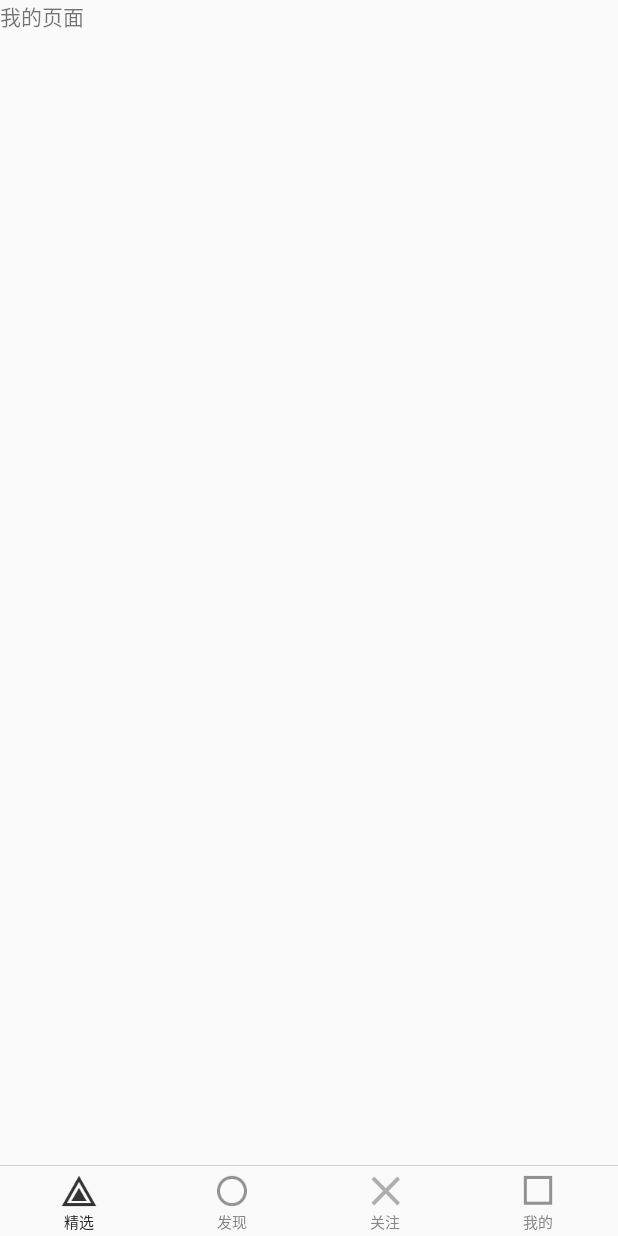
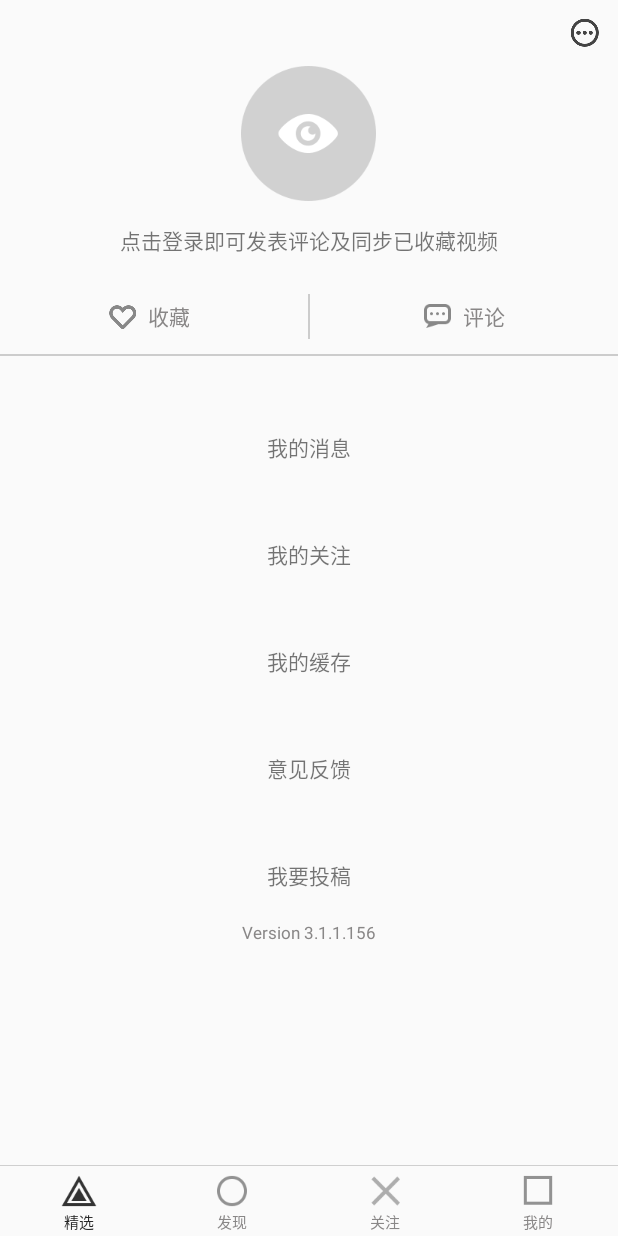
Before and after one commit to KeepSu/Eyepetizer, an Android app: the fragment MineFragment placed in its activity, on a phone screen of 412 x 824 dp. Run offline under Robolectric (Android 15) with nearby library versions, the phone set to English and light mode, and no system bars; our stand-ins replace ButterKnife; libraries missing offline, so code that uses them is left out: com.lzy.okhttputils; Roboto replaces fonts that are not available here; 1 statement that could not run was skipped.

Commit message:
添加了很多东西

```diff
--- a/app/src/main/AndroidManifest.xml
+++ b/app/src/main/AndroidManifest.xml
@@ -27,7 +27,8 @@
         <activity android:name=".activity.AllClassifyActivity" />
         <activity android:name=".activity.SearchActivity" />
         <activity android:name=".activity.AuthorDetailActivity" />
-        <activity android:name=".activity.AllAuthorActivity"></activity>
+        <activity android:name=".activity.AllAuthorActivity" />
+        <activity android:name=".activity.SetActivity"></activity>
     </application>
 
 </manifest>
--- a/app/src/main/java/com/tzs/eyepetizer/adapter/SearchRVAdapter.java
+++ b/app/src/main/java/com/tzs/eyepetizer/adapter/SearchRVAdapter.java
@@ -15,7 +15,6 @@ import com.tzs.eyepetizer.util.TimeUtil;
 import java.util.ArrayList;
 import java.util.List;
 
-import butterknife.ButterKnife;
 
 /**
  * 搜索页面的RV适配器
--- a/app/src/main/java/com/tzs/eyepetizer/fragment/MineFragment.java
+++ b/app/src/main/java/com/tzs/eyepetizer/fragment/MineFragment.java
@@ -1,30 +1,50 @@
 package com.tzs.eyepetizer.fragment;
 
-
+import android.content.Context;
+import android.content.Intent;
 import android.os.Bundle;
-import android.support.v4.app.Fragment;
 import android.view.LayoutInflater;
 import android.view.View;
 import android.view.ViewGroup;
+import android.widget.ImageView;
 
 import com.tzs.eyepetizer.R;
+import com.tzs.eyepetizer.activity.SetActivity;
+
+import butterknife.BindView;
+import butterknife.ButterKnife;
 
 /**
  * 我的页面
  */
-public class MineFragment extends Fragment {
-
-
-    public MineFragment() {
-        // Required empty public constructor
+public class MineFragment extends BaseFragment implements View.OnClickListener{
+    @BindView(R.id.iv_set)
+    ImageView iv_set;
+    private Context context;
+    @Override
+    public void onAttach(Context context) {
+        super.onAttach(context);
+        this.context=context;
     }
-
 
     @Override
     public View onCreateView(LayoutInflater inflater, ViewGroup container,
                              Bundle savedInstanceState) {
-        // Inflate the layout for this fragment
-        return inflater.inflate(R.layout.fragment_mine, container, false);
+        View view = inflater.inflate(R.layout.fragment_mine, container, false);
+        ButterKnife.bind(this,view);
+        return view;
     }
 
+    @Override
+    public void onActivityCreated(Bundle savedInstanceState) {
+        super.onActivityCreated(savedInstanceState);
+        iv_set.setOnClickListener(this);
+    }
+
+    //点击到设置页面
+    @Override
+    public void onClick(View v) {
+        Intent intent=new Intent(context, SetActivity.class);
+        startActivity(intent);
+    }
 }
--- a/app/src/main/res/layout/fragment_mine.xml
+++ b/app/src/main/res/layout/fragment_mine.xml
@@ -1,13 +1,158 @@
-<FrameLayout xmlns:android="http://schemas.android.com/apk/res/android"
-             xmlns:tools="http://schemas.android.com/tools"
-             android:layout_width="match_parent"
-             android:layout_height="match_parent"
-             tools:context="com.tzs.eyepetizer.fragment.MineFragment">
+<RelativeLayout xmlns:android="http://schemas.android.com/apk/res/android"
+    xmlns:tools="http://schemas.android.com/tools"
+    android:layout_width="match_parent"
+    android:layout_height="match_parent"
+    tools:context="com.tzs.eyepetizer.fragment.MineFragment">
 
-    <!-- TODO: Update blank fragment layout -->
+
+    <ImageView
+        android:id="@+id/iv_set"
+        android:layout_width="wrap_content"
+        android:layout_height="wrap_content"
+        android:layout_alignParentEnd="true"
+        android:layout_alignParentRight="true"
+        android:layout_alignParentTop="true"
+        android:src="@drawable/ic_menu_more" />
+
+    <ImageView
+        android:id="@+id/imageView2"
+        android:layout_width="wrap_content"
+        android:layout_height="wrap_content"
+        android:layout_below="@+id/iv_set"
+        android:layout_centerHorizontal="true"
+        android:src="@drawable/pgc_default_avatar" />
+
     <TextView
+        android:id="@+id/textView3"
+        android:layout_width="wrap_content"
+        android:layout_height="wrap_content"
+        android:layout_below="@+id/imageView2"
+        android:layout_centerHorizontal="true"
+        android:layout_marginTop="15dp"
+        android:text="点击登录即可发表评论及同步已收藏视频" />
+
+    <RelativeLayout
+        android:id="@+id/rl"
+        android:layout_width="match_parent"
+        android:layout_height="50dp"
+        android:layout_below="@+id/textView3"
+        android:layout_marginTop="15dp">
+
+        <LinearLayout
+            android:layout_width="wrap_content"
+            android:layout_height="match_parent"
+            android:layout_marginLeft="60dp"
+            android:gravity="center">
+
+            <ImageView
+                android:id="@+id/imageView3"
+                android:layout_width="wrap_content"
+                android:layout_height="wrap_content"
+                android:src="@drawable/ic_grey_heart" />
+
+            <TextView
+                android:id="@+id/tv_collection"
+                android:layout_width="wrap_content"
+                android:layout_height="wrap_content"
+                android:layout_marginLeft="-5dp"
+                android:text="收藏"
+                android:textColor="@color/text_normal" />
+        </LinearLayout>
+
+        <View
+            android:layout_width="1dp"
+            android:layout_height="30dp"
+            android:layout_alignParentTop="true"
+            android:layout_centerHorizontal="true"
+            android:layout_marginTop="10dp"
+            android:background="#ccc" />
+
+        <LinearLayout
+            android:layout_width="wrap_content"
+            android:layout_height="match_parent"
+            android:layout_alignParentRight="true"
+            android:layout_marginRight="75dp"
+            android:gravity="center">
+
+            <ImageView
+                android:id="@+id/iv_comments"
+                android:layout_width="wrap_content"
+                android:layout_height="wrap_content"
+                android:src="@drawable/ic_action_reply_grey_without_padding" />
+
+            <TextView
+                android:id="@+id/tv_comments"
+                android:layout_width="wrap_content"
+                android:layout_height="wrap_content"
+                android:layout_marginLeft="8dp"
+                android:text="评论"
+                android:textColor="@color/text_normal" />
+        </LinearLayout>
+    </RelativeLayout>
+
+    <View
+        android:id="@+id/view"
+        android:layout_width="match_parent"
+        android:layout_height="1dp"
+        android:layout_below="@+id/rl"
+        android:background="#ccc" />
+
+    <ScrollView
+        android:id="@+id/scrollView"
         android:layout_width="match_parent"
         android:layout_height="match_parent"
-        android:text="我的页面"/>
+        android:layout_below="@+id/view">
 
-</FrameLayout>
+        <LinearLayout
+            android:layout_width="match_parent"
+            android:layout_height="match_parent"
+            android:gravity="center_horizontal"
+            android:orientation="vertical">
+
+            <TextView
+                android:id="@+id/tv_myInfo"
+                android:layout_width="wrap_content"
+                android:layout_height="wrap_content"
+                android:layout_marginTop="50dp"
+                android:text="我的消息" />
+
+            <TextView
+                android:id="@+id/tv_myFollow"
+                android:layout_width="wrap_content"
+                android:layout_height="wrap_content"
+                android:layout_marginTop="50dp"
+                android:text="我的关注" />
+
+            <TextView
+                android:id="@+id/tv_myCache"
+                android:layout_width="wrap_content"
+                android:layout_height="wrap_content"
+                android:layout_marginTop="50dp"
+                android:text="我的缓存" />
+
+            <TextView
+                android:id="@+id/tv_myAdvice"
+                android:layout_width="wrap_content"
+                android:layout_height="wrap_content"
+                android:layout_marginTop="50dp"
+                android:text="意见反馈" />
+
+            <TextView
+                android:id="@+id/tv_contribute"
+                android:layout_width="wrap_content"
+                android:layout_height="wrap_content"
+                android:layout_marginTop="50dp"
+                android:text="我要投稿" />
+
+            <TextView
+                android:id="@+id/tv_version"
+                style="@style/textDescription"
+                android:layout_width="wrap_content"
+                android:layout_height="wrap_content"
+                android:layout_marginTop="20dp"
+                android:text="Version 3.1.1.156" />
+        </LinearLayout>
+    </ScrollView>
+
+
+</RelativeLayout>
```
Also changed, not shown: app/src/main/java/com/tzs/eyepetizer/activity/SetActivity.java (added, +15 -0 lines), app/src/main/res/layout/activity_set.xml (added, +207 -0 lines).
